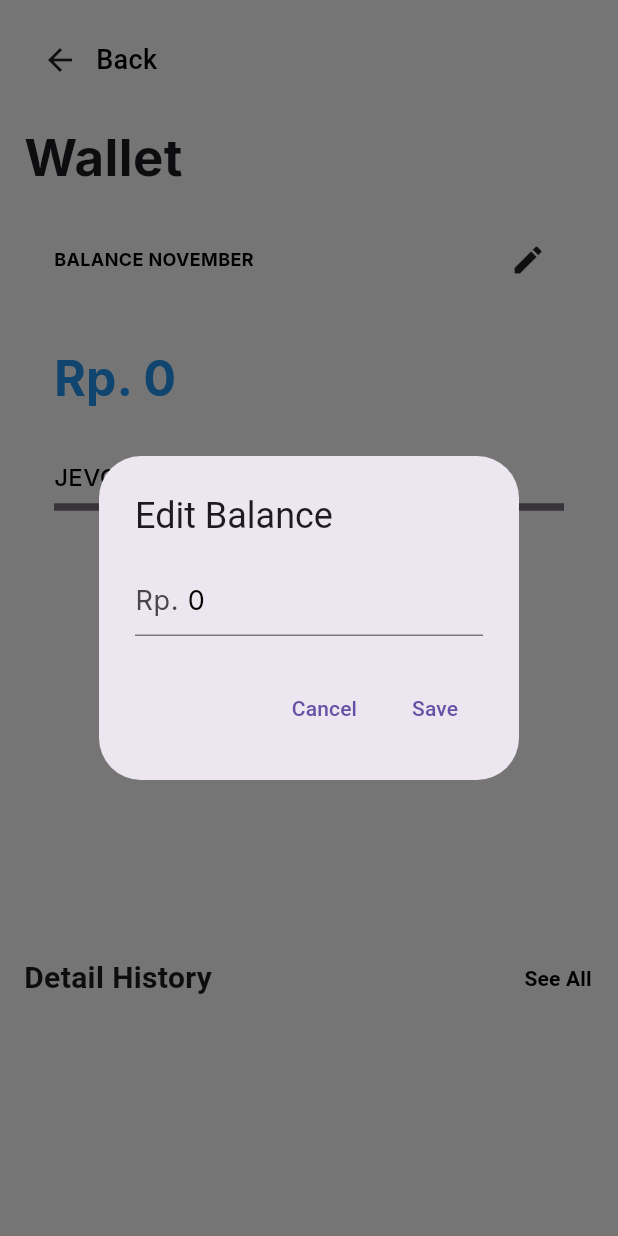
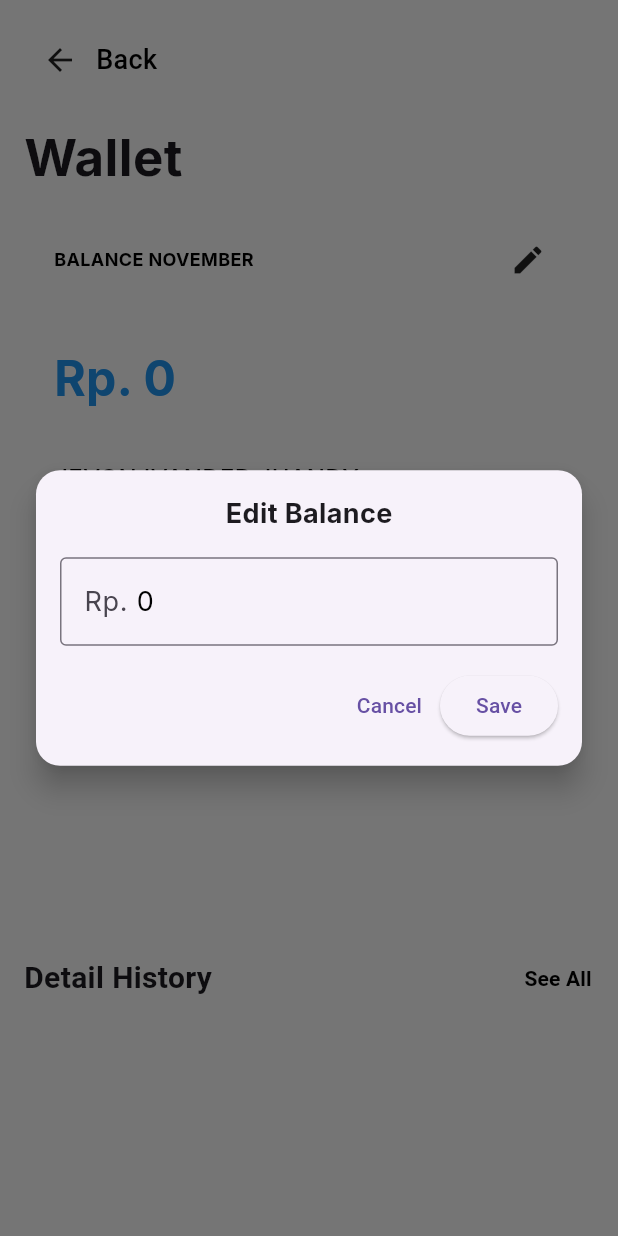
Before and after one commit to Jedy24/finance_tracker, a Flutter app: the BalancePage screen opened directly, after a tap on the "edit" icon, on a phone screen of 412 x 824 dp. Run offline on Flutter 3.47's test engine with Material 3 defaults, Android fonts, the phone set to English and light mode, and no system bars; drawn by our look-alikes of fl_chart; our stand-ins replace cloud_firestore, firebase_core, flutter_colorpicker, google_fonts; accounts and stored records are empty.

Commit message:
Edit balance adjustment

```diff
--- a/lib/screen/balance.dart
+++ b/lib/screen/balance.dart
@@ -114,13 +114,32 @@ class _BalancePageState extends State<BalancePage> {
                               double? newBalance = await showDialog<double>(
                                 context: context,
                                 builder: (context) {
-                                  return AlertDialog(
-                                    title: const Text("Edit Balance"),
-                                    content: TextField(
+                                  return Center(
+                                    child: Card(
+                                      elevation: 8,
+                                      margin: const EdgeInsets.symmetric(horizontal: 24),
+                                      shape: RoundedRectangleBorder(
+                                        borderRadius: BorderRadius.circular(16),
+                                      ),
+                                      child: Padding(
+                                        padding: const EdgeInsets.all(16.0),
+                                        child: Column(
+                                          mainAxisSize: MainAxisSize.min,
+                                          children: [
+                                            Text(
+                                              "Edit Balance",
+                                              style: GoogleFonts.inter(
+                                                fontSize: 18,
+                                                fontWeight: FontWeight.bold,
+                                              ),
+                                            ),
+                                            const SizedBox(height: 16),
+                                            TextField(
                                               controller: controller,
                                               keyboardType: TextInputType.number,
                                               decoration: const InputDecoration(
                                                 prefixText: 'Rp. ',
+                                                border: OutlineInputBorder(),
                                               ),
                                               onChanged: (value) {
                                                 String rawValue = value.replaceAll(RegExp(r'[^0-9]'), '');
@@ -136,26 +155,49 @@ class _BalancePageState extends State<BalancePage> {
                                                 }
                                               },
                                             ),
-                                    actions: [
+                                            const SizedBox(height: 16),
+                                            Row(
+                                              mainAxisAlignment: MainAxisAlignment.end,
+                                              children: [
                                                 TextButton(
+                                                  onPressed: () => Navigator.pop(context),
                                                   child: const Text("Cancel"),
-                                        onPressed: () => Navigator.pop(context),
                                                 ),
-                                      TextButton(
-                                        child: const Text("Save"),
+                                                ElevatedButton(
                                                   onPressed: () {
                                                     final rawText = controller.text.replaceAll(RegExp(r'[Rp.\s,]'), '').trim();
                                                     final newValue = double.tryParse(rawText) ?? 0;
                                                     Navigator.pop(context, newValue);
                                                   },
+                                                  child: const Text("Save"),
                                                 ),
                                               ],
+                                            ),
+                                          ],
+                                        ),
+                                      ),
+                                    ),
                                   );
                                 },
                               );
                               if (newBalance != null) {
-                                await MonthlyBalanceService.updateMonthlyBalance(newBalance);
+                                final success = await MonthlyBalanceService.updateMonthlyBalance(newBalance);
                                 await _loadBalance();
+
+                                final snackBar = SnackBar(
+                                  content: Text(
+                                    success
+                                        ? 'Balance updated successfully!'
+                                        : 'Failed to update balance. Please try again.',
+                                    style: const TextStyle(
+                                      color: Colors.white,
+                                      fontWeight: FontWeight.bold,
+                                    ),
+                                  ),
+                                  backgroundColor: success ? Colors.green : Colors.red,
+                                  behavior: SnackBarBehavior.floating,
+                                );
+                                ScaffoldMessenger.of(context).showSnackBar(snackBar);
                               }
                             },
                           ),
--- a/lib/services/monthly_balance.dart
+++ b/lib/services/monthly_balance.dart
@@ -59,13 +59,15 @@ class MonthlyBalanceService {
   }
 
   // Update budget bulanan
-  static Future<void> updateMonthlyBalance(double newBalance) async {
+  static Future<bool> updateMonthlyBalance(double newBalance) async {
     try {
       await _monthlyCollection.doc('thupwoBKWSiPrBL7YQ7K').set({
-        'balance': newBalance
+        'balance': newBalance,
       });
+      return true;
     } catch (e) {
-      rethrow;
+      print('Error updating balance: $e');
+      return false;
     }
   }
 
```
Lines whose indentation alone changed are shown as unchanged.
